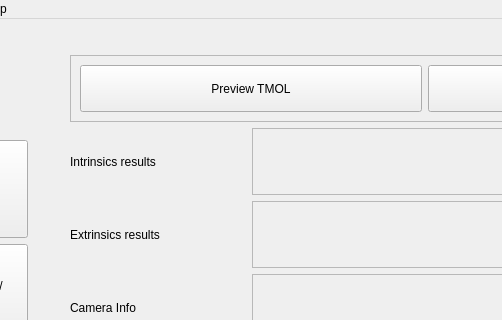
Old version of the form MM2 met UI integratie/ui/guiDesigner/GUI.ui in the repository MaxUntersalmberger/PhysioMotionTracker; both pictures show x 98 to 600 and y 0 to 320 of the 914 by 773 pixel window.
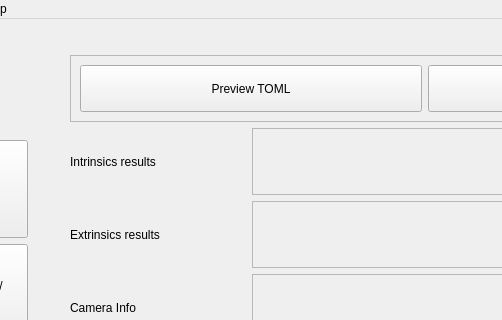
New version of the form. The open tabs and pages were chosen to show the change. Icons and pictures are not drawn.

Diff of the .ui file:
```diff
--- a/MM2 met UI integratie/ui/guiDesigner/GUI.ui
+++ b/MM2 met UI integratie/ui/guiDesigner/GUI.ui
@@ -368,7 +368,7 @@
                      </sizepolicy>
                     </property>
                     <property name="text">
-                     <string>Preview TMOL</string>
+                     <string>Preview TOML</string>
                     </property>
                    </widget>
                   </item>
```
Left out of the diff: 2 changed lines with no effect on the pictures.
